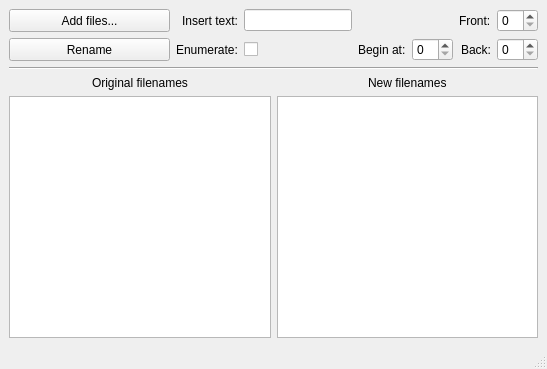
Old version of the form mainwindow.ui in the repository skruud/filename-edit.
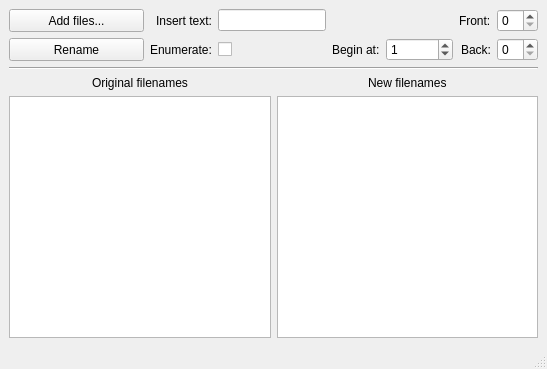
New version of the form.

```diff
--- a/mainwindow.ui
+++ b/mainwindow.ui
@@ -176,7 +176,14 @@
        </widget>
       </item>
       <item row="3" column="5">
-       <widget class="QSpinBox" name="spinBoxCounterBegin"/>
+       <widget class="QSpinBox" name="spinBoxCounterBegin">
+        <property name="maximum">
+         <number>99999999</number>
+        </property>
+        <property name="value">
+         <number>1</number>
+        </property>
+       </widget>
       </item>
       <item row="3" column="4" alignment="Qt::AlignRight">
        <widget class="QLabel" name="label_7">
```
